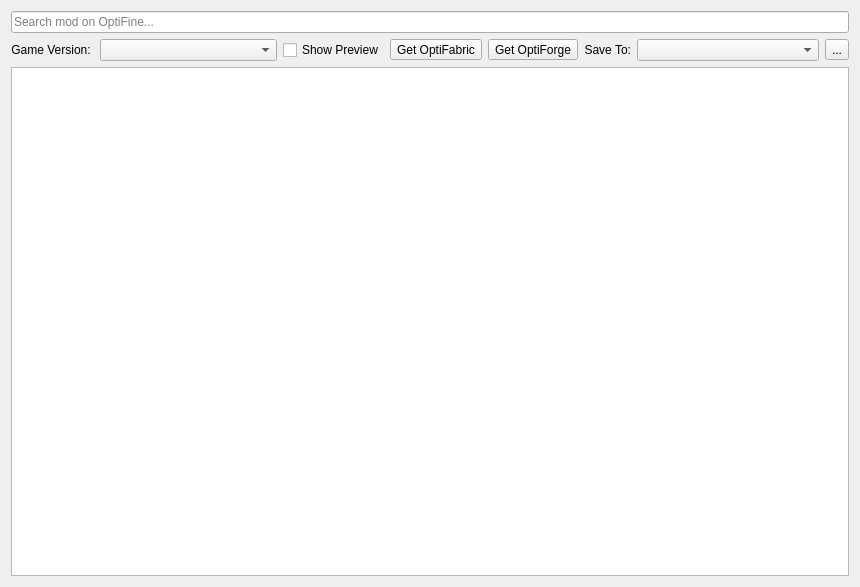
The window that src/ui/optifine/optifinemodbrowser.ui (kaniol-lck/modmanager) describes before a commit, drawn with Qt 5.
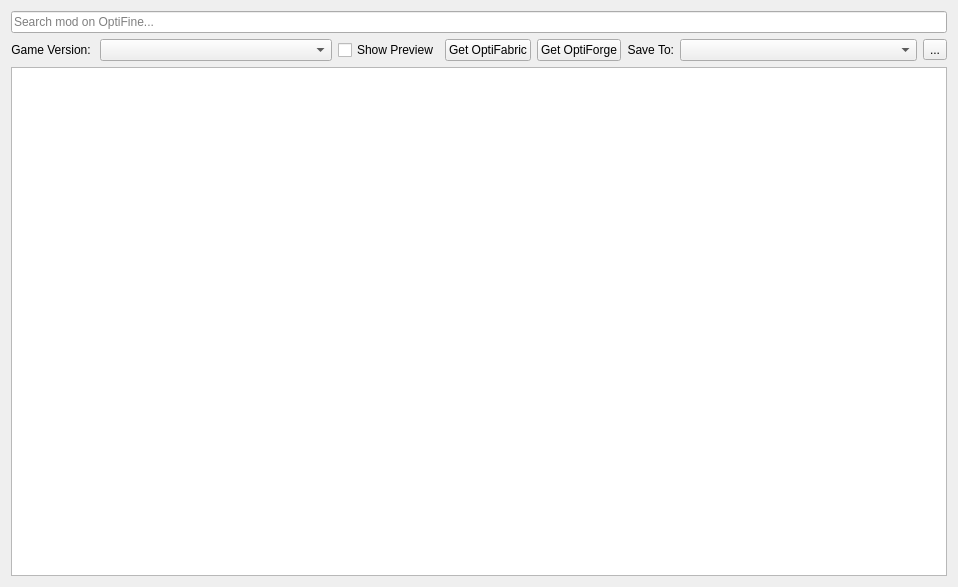
The same window after the commit. Icons and pictures are not drawn.

```diff
--- a/src/ui/optifine/optifinemodbrowser.ui
+++ b/src/ui/optifine/optifinemodbrowser.ui
@@ -6,7 +6,7 @@
    <rect>
     <x>0</x>
     <y>0</y>
-    <width>860</width>
+    <width>958</width>
     <height>587</height>
    </rect>
   </property>
@@ -57,20 +57,6 @@
      </property>
     </widget>
    </item>
-   <item row="1" column="2">
-    <widget class="QToolButton" name="getOptiFabric">
-     <property name="text">
-      <string>Get OptiFabric</string>
-     </property>
-     <property name="icon">
-      <iconset resource="../../images/image.qrc">
-       <normaloff>:/image/curseforge.svg</normaloff>:/image/curseforge.svg</iconset>
-     </property>
-     <property name="toolButtonStyle">
-      <enum>Qt::ToolButtonFollowStyle</enum>
-     </property>
-    </widget>
-   </item>
    <item row="2" column="0" colspan="5">
     <widget class="QListWidget" name="modListWidget"/>
    </item>
@@ -129,7 +115,7 @@
     </layout>
    </item>
    <item row="1" column="3">
-    <widget class="QToolButton" name="getOptiForge">
+    <widget class="QPushButton" name="getOptiForge">
      <property name="text">
       <string>Get OptiForge</string>
      </property>
@@ -137,8 +123,16 @@
       <iconset resource="../../images/image.qrc">
        <normaloff>:/image/curseforge.svg</normaloff>:/image/curseforge.svg</iconset>
      </property>
-     <property name="toolButtonStyle">
-      <enum>Qt::ToolButtonFollowStyle</enum>
+    </widget>
+   </item>
+   <item row="1" column="2">
+    <widget class="QPushButton" name="getOptiFabric">
+     <property name="text">
+      <string>Get OptiFabric</string>
+     </property>
+     <property name="icon">
+      <iconset resource="../../images/image.qrc">
+       <normaloff>:/image/curseforge.svg</normaloff>:/image/curseforge.svg</iconset>
      </property>
     </widget>
    </item>
```
